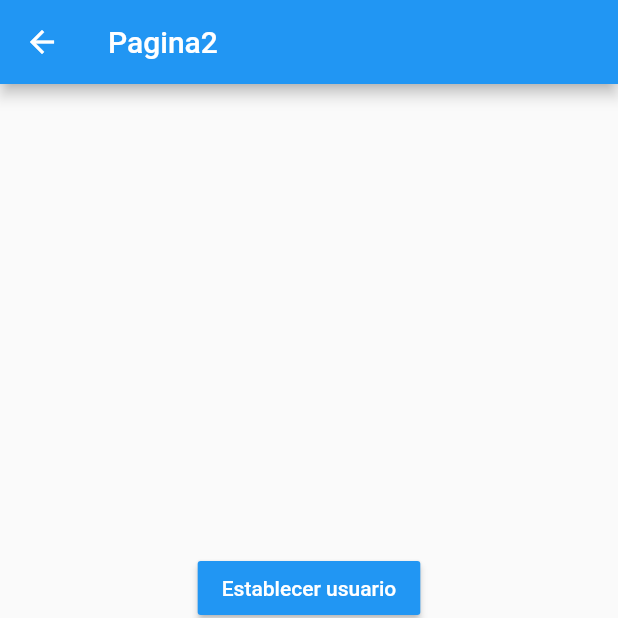
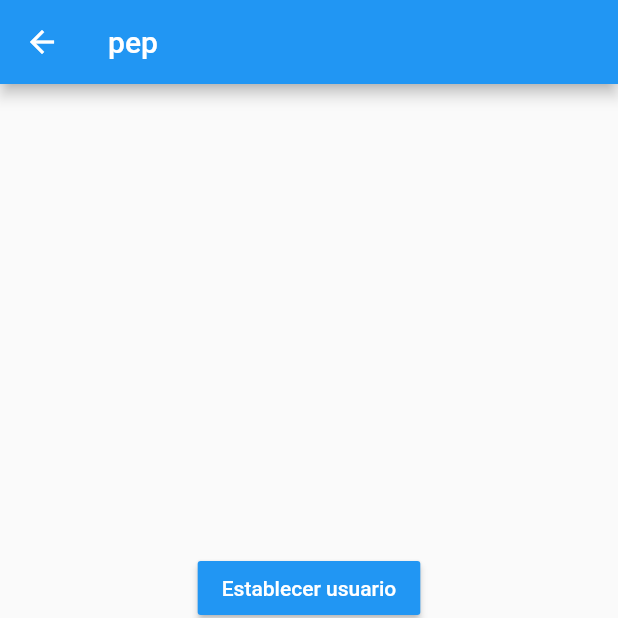
Before and after one commit to joseagarrido/Estados, a Flutter app: the Pagina2Page screen opened by its route, after a tap on "Establecer usuario", on a phone screen of 412 x 824 dp, the top half of it. Run offline on Flutter 3.47's test engine with Material 2 defaults, Android fonts, the phone set to English and light mode, and no system bars.

Commit message:
fin singleton

```diff
--- a/lib/models/usuario.dart
+++ b/lib/models/usuario.dart
@@ -1,3 +1,5 @@
+
+import 'package:meta/meta.dart';
 
 class Usuario {
 
@@ -5,6 +7,7 @@ class Usuario {
   int edad;
   List<String> profesiones;
 
-  Usuario({this.nombre, this.edad, this.profesiones});
+  Usuario({@required this.nombre, this.edad, this.profesiones})
+  : assert(nombre != null);
 
 }
--- a/lib/pages/pagina1_pages.dart
+++ b/lib/pages/pagina1_pages.dart
@@ -1,3 +1,5 @@
+import 'package:estado/models/usuario.dart';
+import 'package:estado/pages/services/usuario_service.dart';
 import 'package:flutter/material.dart';
 
 
@@ -9,7 +11,14 @@ class Pagina1Page extends StatelessWidget {
       appBar: AppBar(
         title: Text('Pagina1'),
       ),
-      body: InformacionUsuario(),
+      body: StreamBuilder(
+        stream: usuarioService.usuarioStream ,
+        builder: (BuildContext context, AsyncSnapshot<Usuario> snapshot){
+        return snapshot.hasData ?
+      InformacionUsuario(usuario: usuarioService.usuario,)
+      : Center(child: Text('Sin usuario'));
+        },
+      ),
      floatingActionButton: FloatingActionButton(
        child: Icon(Icons.accessibility),
        onPressed: ()=>Navigator.pushNamed(context, 'pagina2'),
@@ -19,6 +28,10 @@ class Pagina1Page extends StatelessWidget {
 }
 
 class InformacionUsuario extends StatelessWidget {
+
+  final Usuario usuario;
+
+  const InformacionUsuario({this.usuario});
 
 
   @override
@@ -32,8 +45,8 @@ class InformacionUsuario extends StatelessWidget {
         children: [
           Text('General', style: TextStyle(fontSize: 18, fontWeight: FontWeight.bold),),
           Divider(),
-          ListTile(title: Text('Nombre: ')),
-          ListTile(title: Text('Edad: ')),
+          ListTile(title: Text('Nombre: ${usuario.nombre} ')),
+          ListTile(title: Text('Edad:  ${usuario.edad}')),
 
           Text('Profesiones', style: TextStyle(fontSize: 18, fontWeight: FontWeight.bold),),
           Divider(),
--- a/lib/pages/pagina2_page.dart
+++ b/lib/pages/pagina2_page.dart
@@ -1,3 +1,5 @@
+import 'package:estado/models/usuario.dart';
+import 'package:estado/pages/services/usuario_service.dart';
 import 'package:flutter/material.dart';
 
 
@@ -7,7 +9,14 @@ class Pagina2Page extends StatelessWidget {
   Widget build(BuildContext context) {
     return Scaffold(
       appBar: AppBar(
-        title: Text('Pagina2'),
+        title: StreamBuilder(
+        stream: usuarioService.usuarioStream ,
+        builder: (BuildContext context, AsyncSnapshot<Usuario> snapshot){
+        return snapshot.hasData ?
+       Text(snapshot.data.nombre)
+      : Text('Pagina2');
+        },
+      ),
       ),
       body: Center(
         child: Column(
@@ -16,11 +25,16 @@ class Pagina2Page extends StatelessWidget {
             MaterialButton(
               child: Text('Establecer usuario', style: TextStyle(color: Colors.white),) ,
               color: Colors.blue,
-              onPressed: () {},),
+              onPressed: () {
+                Usuario user =new Usuario(nombre: 'pep', edad: 30);
+                usuarioService.cargarUsuario(user);
+              },),
             MaterialButton(
               child: Text('Cambiar edad', style: TextStyle(color: Colors.white),) ,
               color: Colors.blue,
-              onPressed: () {},),
+              onPressed: () {
+                usuarioService.cambiarEdad(usuarioService.usuario.edad+3);
+              },),
             MaterialButton(
               child: Text('Añadir profesión', style: TextStyle(color: Colors.white),) ,
               color: Colors.blue,
--- /dev/null
+++ b/lib/pages/services/usuario_service.dart
@@ -0,0 +1,29 @@
+
+import 'dart:async';
+
+import 'package:estado/models/usuario.dart';
+
+class _UsuarioService {
+
+  Usuario _usuario;
+  StreamController<Usuario> _usuarioStream = new StreamController<Usuario>.broadcast();
+
+  Stream<Usuario> get usuarioStream => _usuarioStream.stream;
+
+  Usuario get usuario => this._usuario;
+
+  bool get existeUsuario => (this._usuario != null) ? true : false;
+
+  void cargarUsuario (Usuario user) {
+    this._usuario=user;
+    this._usuarioStream.add(user);
+  }
+
+  void cambiarEdad (int edad) {
+    this._usuario.edad = edad;
+    this._usuarioStream.add(this._usuario);
+  }
+
+}
+
+final usuarioService = new _UsuarioService();
```
